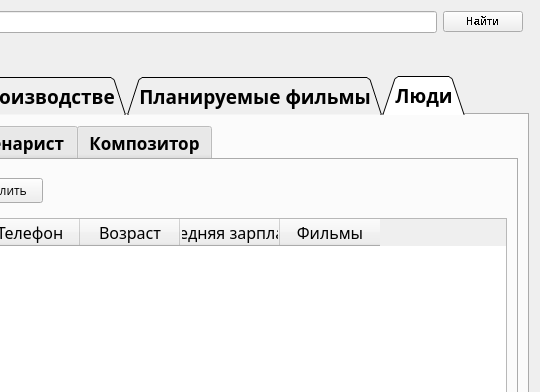
Qt form GUI/TrueMain.ui (KindSpidey/Movie-Library) before a commit; both pictures show x 254 to 794 and y 0 to 392 of the 794 by 484 pixel window.
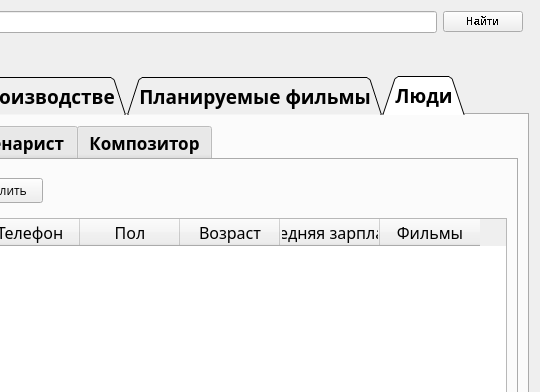
The same form after that commit. The open tabs and pages were chosen to show the change. Icons and pictures are not drawn.

Patch:
```diff
--- a/GUI/TrueMain.ui
+++ b/GUI/TrueMain.ui
@@ -671,6 +671,11 @@
                <string>Телефон</string>
               </property>
              </column>
+             <column>
+              <property name="text">
+               <string>Пол</string>
+              </property>
+             </column>
              <column>
               <property name="text">
                <string>Возраст</string>
```
